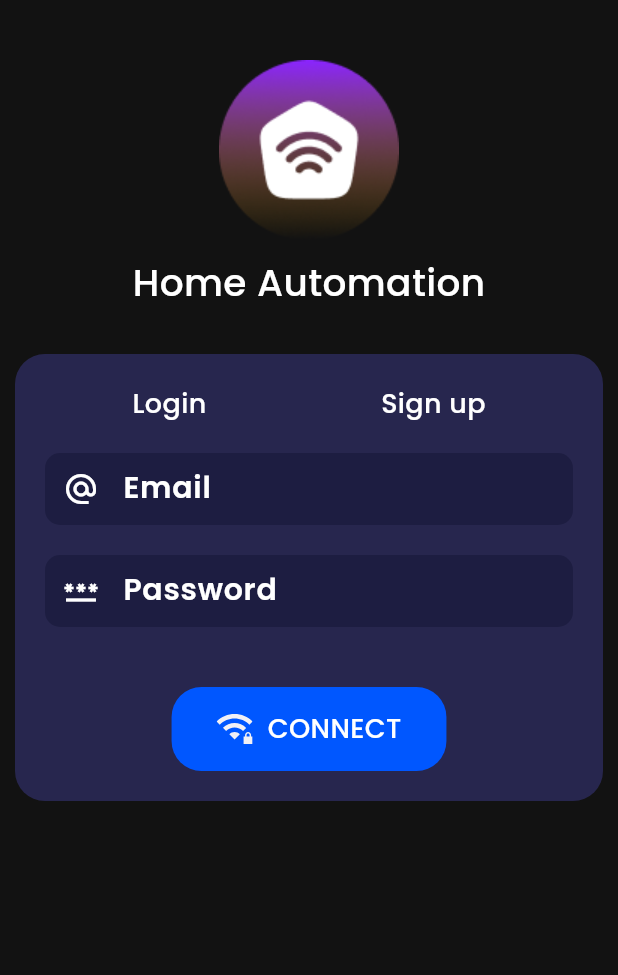
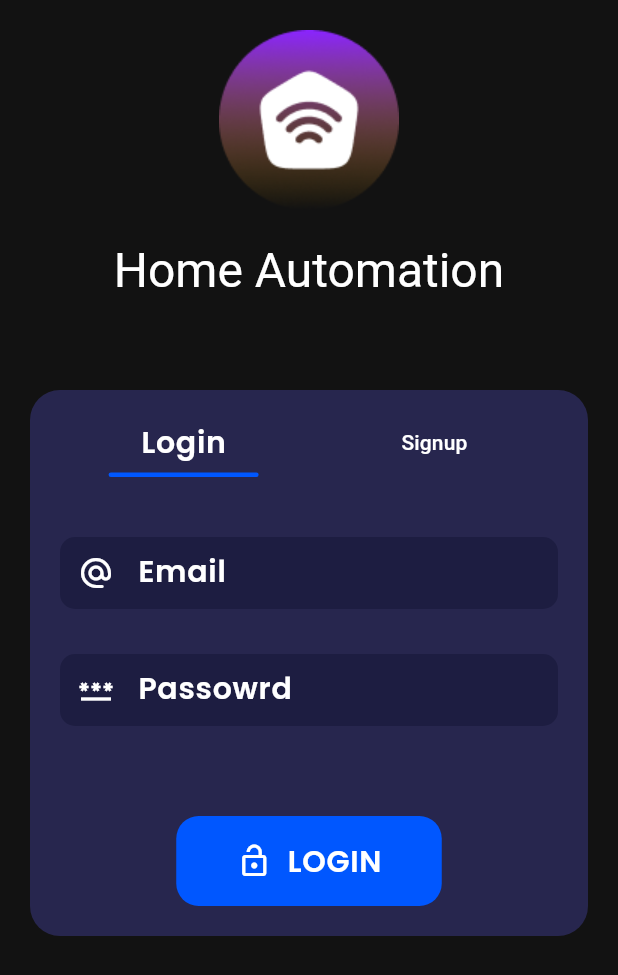
Before and after one commit to Nitishroy-7033/Home-Automation-With-Flutter, a Flutter app: the screen it shows after launch, on a phone screen of 412 x 824 dp. Shown: the top 975 px of the screen. Run offline on Flutter 3.47's test engine with Material 3 defaults, Android fonts, the phone set to English and light mode, and no system bars; our stand-ins replace flutter_svg, get.

Commit message:
Auth Page modify

```diff
--- /dev/null
+++ b/lib/Components/PrimaryButton.dart
@@ -0,0 +1,37 @@
+import 'package:flutter/material.dart';
+
+class PrimaryButton extends StatelessWidget {
+  final String btnName;
+  final IconData icon;
+  final VoidCallback ontap;
+  const PrimaryButton(
+      {super.key,
+      required this.btnName,
+      required this.icon,
+      required this.ontap});
+
+  @override
+  Widget build(BuildContext context) {
+    return InkWell(
+      onTap: ontap,
+      child: Container(
+        padding: EdgeInsets.symmetric(horizontal: 40, vertical: 15),
+        decoration: BoxDecoration(
+          borderRadius: BorderRadius.circular(15),
+          color: Theme.of(context).colorScheme.primary,
+        ),
+        child: Row(
+          mainAxisAlignment: MainAxisAlignment.center,
+          children: [
+            Icon(icon),
+            SizedBox(width: 10),
+            Text(
+              btnName,
+              style: Theme.of(context).textTheme.bodyLarge,
+            ),
+          ],
+        ),
+      ),
+    );
+  }
+}
--- /dev/null
+++ b/lib/Conifg/AssestPaths.dart
@@ -0,0 +1,9 @@
+class ImagePaths {
+  static const String basePath = "assets/images/";
+  static const String logo = "${basePath}logo.png";
+}
+
+class IconPaths {
+  static const String basePath = "assets/icons/";
+  static const String wifi = "${basePath}wifi.svg";
+}
--- /dev/null
+++ b/lib/Conifg/Strings.dart
@@ -0,0 +1,4 @@
+class AppStrings {
+
+  static const String appName = "Home Automation";
+}
--- /dev/null
+++ b/lib/Controller/AuthController.dart
@@ -0,0 +1,5 @@
+import 'package:get/get.dart';
+
+class AuthController extends GetxController {
+  RxBool isLoading = false.obs;
+}
--- /dev/null
+++ b/lib/Pages/Mobile/Auth/AuthPage.dart
@@ -0,0 +1,28 @@
+import 'package:flutter/material.dart';
+import 'package:smart_home/Pages/Mobile/Auth/Widgets/Heading.dart';
+
+import 'Widgets/AuthPageBody.dart';
+
+class MobileAuthPage extends StatelessWidget {
+  const MobileAuthPage({super.key});
+
+  @override
+  Widget build(BuildContext context) {
+    return const Scaffold(
+      body: SafeArea(
+        child: Padding(
+          padding: EdgeInsets.all(20),
+          child: SingleChildScrollView(
+            child: Column(
+              children: [
+                WelcomeHeading(),
+                SizedBox(height: 60),
+                AuthPageBody(),
+              ],
+            ),
+          ),
+        ),
+      ),
+    );
+  }
+}
--- /dev/null
+++ b/lib/Pages/Mobile/Auth/Widgets/AuthPageBody.dart
@@ -0,0 +1,96 @@
+import 'package:flutter/material.dart';
+import 'package:get/get.dart';
+import 'package:smart_home/Pages/Mobile/Auth/Widgets/LoginForm.dart';
+import 'package:smart_home/Pages/Mobile/Auth/Widgets/SignupForm.dart';
+
+class AuthPageBody extends StatelessWidget {
+  const AuthPageBody({super.key});
+
+  @override
+  Widget build(BuildContext context) {
+    RxBool isLogin = true.obs;
+    return Container(
+      padding: EdgeInsets.all(20),
+      decoration: BoxDecoration(
+        borderRadius: BorderRadius.circular(20),
+        color: Theme.of(context).colorScheme.primaryContainer,
+      ),
+      child: Row(
+        children: [
+          Expanded(
+            child: Column(
+              children: [
+                Obx(
+                  () => Row(
+                    mainAxisAlignment: MainAxisAlignment.spaceBetween,
+                    children: [
+                      InkWell(
+                        onTap: () {
+                          isLogin.value = true;
+                        },
+                        child: Container(
+                          width: MediaQuery.sizeOf(context).width / 2.5,
+                          child: Column(
+                            children: [
+                              Text(
+                                "Login",
+                                style: isLogin.value
+                                    ? Theme.of(context).textTheme.bodyLarge
+                                    : Theme.of(context).textTheme.labelLarge,
+                              ),
+                              SizedBox(height: 5),
+                              AnimatedContainer(
+                                duration: Duration(milliseconds: 200),
+                                width: isLogin.value ? 100 : 0,
+                                height: 3,
+                                decoration: BoxDecoration(
+                                  borderRadius: BorderRadius.circular(100),
+                                  color: Theme.of(context).colorScheme.primary,
+                                ),
+                              )
+                            ],
+                          ),
+                        ),
+                      ),
+                      InkWell(
+                        onTap: () {
+                          isLogin.value = false;
+                        },
+                        child: SizedBox(
+                          width: MediaQuery.sizeOf(context).width / 2.5,
+                          child: Column(
+                            children: [
+                              Text(
+                                "Signup",
+                                style: isLogin.value
+                                    ? Theme.of(context).textTheme.labelLarge
+                                    : Theme.of(context).textTheme.bodyLarge,
+                              ),
+                              const SizedBox(height: 5),
+                              AnimatedContainer(
+                                duration: Duration(milliseconds: 200),
+                                width: isLogin.value ? 0 : 100,
+                                height: 3,
+                                decoration: BoxDecoration(
+                                  borderRadius: BorderRadius.circular(100),
+                                  color: Theme.of(context).colorScheme.primary,
+                                ),
+                              )
+                            ],
+                          ),
+                        ),
+                      ),
+                    ],
+                  ),
+                ),
+                Obx(
+                  () => isLogin.value ? const LoginForm() : const SignupForm(),
+                )
+              ],
+            ),
+          )
+        ],
+      ),
+    );
+  }
+}
--- /dev/null
+++ b/lib/Pages/Mobile/Auth/Widgets/Heading.dart
@@ -0,0 +1,27 @@
+import 'package:flutter/material.dart';
+import 'package:flutter_svg/svg.dart';
+import 'package:smart_home/Conifg/AssestPaths.dart';
+import 'package:smart_home/Conifg/Strings.dart';
+
+class WelcomeHeading extends StatelessWidget {
+  const WelcomeHeading({super.key});
+
+  @override
+  Widget build(BuildContext context) {
+    return Column(
+      children: [
+        Row(
+          mainAxisAlignment: MainAxisAlignment.center,
+          children: [
+            Image.asset(ImagePaths.logo),
+          ],
+        ),
+        SizedBox(height: 20),
+        Text(
+          AppStrings.appName,
+          style: Theme.of(context).textTheme.headlineLarge?.copyWith(),
+        ),
+      ],
+    );
+  }
+}
--- /dev/null
+++ b/lib/Pages/Mobile/Auth/Widgets/LoginForm.dart
@@ -0,0 +1,56 @@
+import 'package:flutter/material.dart';
+import 'package:get/get.dart';
+import 'package:smart_home/Components/PrimaryButton.dart';
+import 'package:smart_home/Controller/AuthController.dart';
+
+class LoginForm extends StatelessWidget {
+  const LoginForm({super.key});
+
+  @override
+  Widget build(BuildContext context) {
+    TextEditingController email = TextEditingController();
+    TextEditingController password = TextEditingController();
+    AuthController authController = Get.put(AuthController());
+    return Column(
+      children: [
+        const SizedBox(height: 40),
+        TextField(
+          controller: email,
+          decoration: const InputDecoration(
+            hintText: "Email",
+            prefixIcon: Icon(
+              Icons.alternate_email_rounded,
+            ),
+          ),
+        ),
+        const SizedBox(height: 30),
+        TextField(
+          controller: password,
+          decoration: const InputDecoration(
+            hintText: "Passowrd",
+            prefixIcon: Icon(
+              Icons.password_outlined,
+            ),
+          ),
+        ),
+        const SizedBox(height: 60),
+        Obx(
+          () => authController.isLoading.value
+              ? CircularProgressIndicator()
+              : Row(
+                  mainAxisAlignment: MainAxisAlignment.center,
+                  children: [
+                    PrimaryButton(
+                      ontap: () {
+                        Get.toNamed("/");
+                      },
+                      btnName: "LOGIN",
+                      icon: Icons.lock_open_outlined,
+                    ),
+                  ],
+                ),
+        )
+      ],
+    );
+  }
+}
--- a/lib/Pages/Mobile/LoginPage/LoginPage.dart
+++ /dev/null
@@ -1,80 +0,0 @@
-import 'package:flutter/material.dart';
-import 'package:smart_home/Pages/Mobile/LoginPage/Widgets/LoginForm.dart';
-
-class MobileAuthPage extends StatelessWidget {
-  const MobileAuthPage({super.key});
-
-  @override
-  Widget build(BuildContext context) {
-    return Scaffold(
-      body: SafeArea(
-        child: Padding(
-          padding: const EdgeInsets.all(10),
-          child: ListView(
-            children: [
-              SizedBox(
-                height: 30,
-              ),
-              Row(
-                mainAxisAlignment: MainAxisAlignment.center,
-                children: [
-                  Image.asset("assets/images/logo.png"),
-                ],
-              ),
-              SizedBox(
-                height: 10,
-              ),
-              Row(
-                mainAxisAlignment: MainAxisAlignment.center,
-                children: [
-                  Text(
-                    "Home Automation",
-                    style: TextStyle(fontSize: 25),
-                  ),
-                ],
-              ),
-              SizedBox(
-                height: 30,
-              ),
-              Container(
-                padding: EdgeInsets.all(20),
-                decoration: BoxDecoration(
-                  color: Theme.of(context).colorScheme.primaryContainer,
-                  borderRadius: BorderRadius.circular(20),
-                ),
-                child: Row(
-                  children: [
-                    Expanded(
-                      child: Column(
-                        children: [
-                          Row(
-                            mainAxisAlignment: MainAxisAlignment.spaceAround,
-                            children: [
-                              Text(
-                                "Login",
-                                style: Theme.of(context).textTheme.bodyMedium,
-                              ),
-                              Text(
-                                "Sign up",
-                                style: Theme.of(context).textTheme.bodyMedium,
-                              ),
-                            ],
-                          ),
-                          SizedBox(
-                            height: 20,
-                          ),
-                          LoginForm(),
-                          // SignupForm()
-                        ],
-                      ),
-                    )
-                  ],
-                ),
-              )
-            ],
-          ),
-        ),
-      ),
-    );
-  }
-}
--- a/lib/Pages/Mobile/LoginPage/Widgets/LoginForm.dart
+++ /dev/null
@@ -1,51 +0,0 @@
-import 'package:flutter/material.dart';
-import 'package:flutter_svg/flutter_svg.dart';
-
-class LoginForm extends StatelessWidget {
-  const LoginForm({super.key});
-
-  @override
-  Widget build(BuildContext context) {
-    return Column(
-      children: [
-        TextFormField(
-          decoration: const InputDecoration(
-              prefixIcon: Icon(Icons.alternate_email), hintText: "Email"),
-        ),
-        const SizedBox(
-          height: 20,
-        ),
-        TextFormField(
-          decoration: const InputDecoration(
-              prefixIcon: Icon(Icons.password), hintText: "Password"),
-        ),
-        SizedBox(
-          height: 40,
-        ),
-        Row(
-          mainAxisAlignment: MainAxisAlignment.center,
-          children: [
-            InkWell(
-              onTap: () {},
-              child: Container(
-                padding: EdgeInsets.symmetric(horizontal: 30, vertical: 15),
-                decoration: BoxDecoration(
-                  color: Theme.of(context).colorScheme.primary,
-                  borderRadius: BorderRadius.circular(20),
-                ),
-                child: Row(
-                  mainAxisAlignment: MainAxisAlignment.center,
-                  children: [
-                    SvgPicture.asset("assets/icons/wifi.svg"),
-                    SizedBox(width: 10),
-                    Text("CONNECT"),
-                  ],
-                ),
-              ),
-            ),
-          ],
-        )
-      ],
-    );
-  }
-}
--- a/lib/Views/Auth/AuthView.dart
+++ b/lib/Views/Auth/AuthView.dart
@@ -1,14 +1,15 @@
 import 'package:flutter/material.dart';
 import 'package:smart_home/Conifg/ResponsiveLayout.dart';
-import 'package:smart_home/Pages/Mobile/LoginPage/LoginPage.dart';
 import 'package:smart_home/Pages/Web/Auth/AuthPage.dart';
+
+import '../../Pages/Mobile/Auth/AuthPage.dart';
 
 class AuthView extends StatelessWidget {
   const AuthView({super.key});
 
   @override
   Widget build(BuildContext context) {
-    return ResponsiveLayout(
+    return const ResponsiveLayout(
       mobile: MobileAuthPage(),
       desktop: WebAuthPage(),
     );
```
Also changed, not shown: lib/Pages/Mobile/Auth/Widgets/SignupForm.dart (added, +67 -0 lines), lib/Pages/Mobile/LoginPage/Widgets/SignupForm.dart (deleted, +0 -56 lines).
